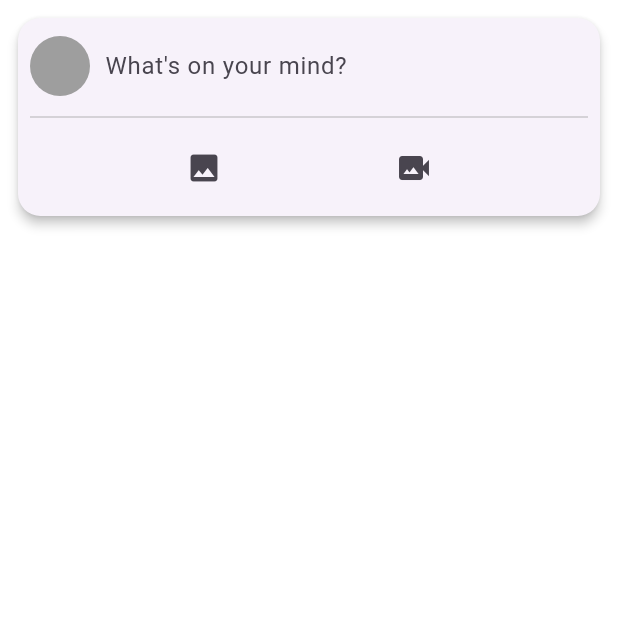
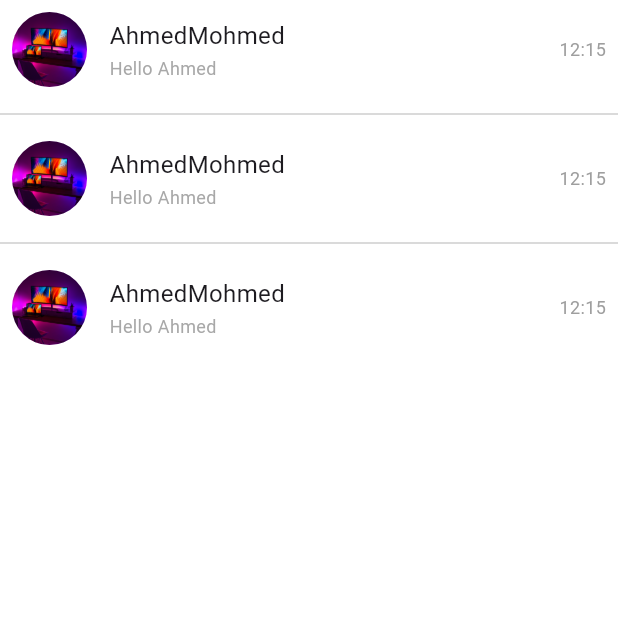
Before and after one commit to am7405782/Socail, a Flutter app: the ChatScreen screen opened directly, on a phone screen of 412 x 824 dp, the top half of it. Run offline on Flutter 3.47's test engine with Material 3 defaults, Android fonts, the phone set to English and light mode, and no system bars; our stand-ins replace bloc, cloud_firestore, conditional_builder_null_safety, firebase_auth, firebase_core, firebase_storage and 6 more; accounts and stored records are empty.

Commit message:
chat App

```diff
--- a/lib/feather/HomeSocail/presentation/views/widgets/chat/Chat.dart
+++ b/lib/feather/HomeSocail/presentation/views/widgets/chat/Chat.dart
@@ -1,4 +1,6 @@
 import 'package:flutter/material.dart';
+import 'package:flutter_application_2/feather/HomeSocail/presentation/views/widgets/chat/Widget/ChatDeatiles.dart';
+import 'package:font_awesome_flutter/font_awesome_flutter.dart';
 
 class ChatScreen extends StatelessWidget {
   const ChatScreen({super.key});
@@ -6,84 +8,66 @@ class ChatScreen extends StatelessWidget {
   @override
   Widget build(BuildContext context) {
     return Scaffold(
-      body: Column(children: [
-        WhatsYourMindWidget(),
-      ]),
-    );
-  }
-}
-
-class WhatsYourMindWidget extends StatefulWidget {
-  @override
-  _WhatsYourMindWidgetState createState() => _WhatsYourMindWidgetState();
-}
-
-class _WhatsYourMindWidgetState extends State<WhatsYourMindWidget> {
-  final TextEditingController _textEditingController = TextEditingController();
-
-  @override
-  void dispose() {
-    _textEditingController.dispose();
-    super.dispose();
-  }
-
-  @override
-  Widget build(BuildContext context) {
-    return Padding(
-      padding: const EdgeInsets.all(8.0),
-      child: Card(
-        elevation: 3,
-        shape: RoundedRectangleBorder(
-          borderRadius: BorderRadius.circular(15.0),
-        ),
+      body: ListView.separated(
+        physics: const BouncingScrollPhysics(),
+        itemBuilder: (context, index) => InkWell(
+          onTap: () {
+            Navigator.push(
+                context,
+                MaterialPageRoute(
+                  builder: (context) => const ChatDeatiles(),
+                ));
+          },
           child: Padding(
             padding: const EdgeInsets.all(8.0),
-          child: Column(
+            child: Row(
               children: [
-              Row(
+                const CircleAvatar(
+                  backgroundImage: AssetImage(
+                    "assets/images/one.jpg",
+                  ),
+                  radius: 25,
+                ),
+                const SizedBox(
+                  width: 15,
+                ),
+                Column(
+                  mainAxisSize: MainAxisSize.min,
+                  crossAxisAlignment: CrossAxisAlignment.start,
                   children: [
-                  CircleAvatar(
-                    // Your profile picture or icon
-                    radius: 20,
-                    // Example placeholder color
-                    backgroundColor: Colors.grey,
+                    const Text(
+                      "AhmedMohmed",
+                      style: TextStyle(
+                        fontSize: 16,
+                        fontWeight: FontWeight.w400,
                       ),
-                  SizedBox(width: 10),
-                  Expanded(
-                    child: TextFormField(
-                      controller: _textEditingController,
-                      decoration: InputDecoration(
-                        hintText: "What's on your mind?",
-                        border: InputBorder.none,
                     ),
-                      maxLines: null, // Allows multiple lines
+                    SizedBox(
+                      height: 2,
+                    ),
+                    Text(
+                      "Hello Ahmed",
+                      style: TextStyle(
+                        fontSize: 12,
+                        color: Colors.grey.withOpacity(0.9),
+                        fontWeight: FontWeight.w400,
                       ),
                     ),
                   ],
                 ),
-              Divider(height: 20, thickness: 0.5, color: Colors.grey),
-              Row(
-                mainAxisAlignment: MainAxisAlignment.spaceEvenly,
-                children: [
-                  // Additional buttons or icons can be added here
-                  IconButton(
-                    onPressed: () {
-                      // Add functionality for this button
-                    },
-                    icon: Icon(Icons.photo),
-                  ),
-                  IconButton(
-                    onPressed: () {
-                      // Add functionality for this button
-                    },
-                    icon: Icon(Icons.video_camera_back),
-                  ),
-                ],
+                Spacer(),
+                const Text(
+                  "12:15",
+                  style: TextStyle(fontSize: 12, color: Colors.grey),
                 ),
               ],
             ),
           ),
         ),
+        separatorBuilder: (context, index) =>
+            const Divider(height: 20, thickness: 0.5, color: Colors.grey),
+        itemCount: 3,
+      ),
     );
   }
 }
--- a/lib/feather/HomeSocail/presentation/views/widgets/feeds/widgets/Postitems.dart
+++ b/lib/feather/HomeSocail/presentation/views/widgets/feeds/widgets/Postitems.dart
@@ -80,7 +80,7 @@ Card buildPostItems(
             ),
           ),
         ),
-        if (post?.postImage != null)
+        if (post?.postImage != "")
           InkWell(
             onTap: () {
               Navigator.push(
```
Also changed, not shown: lib/feather/HomeSocail/presentation/views/widgets/chat/Widget/ChatDeatiles.dart (added, +95 -0 lines). Lines whose indentation alone changed are shown as unchanged.
